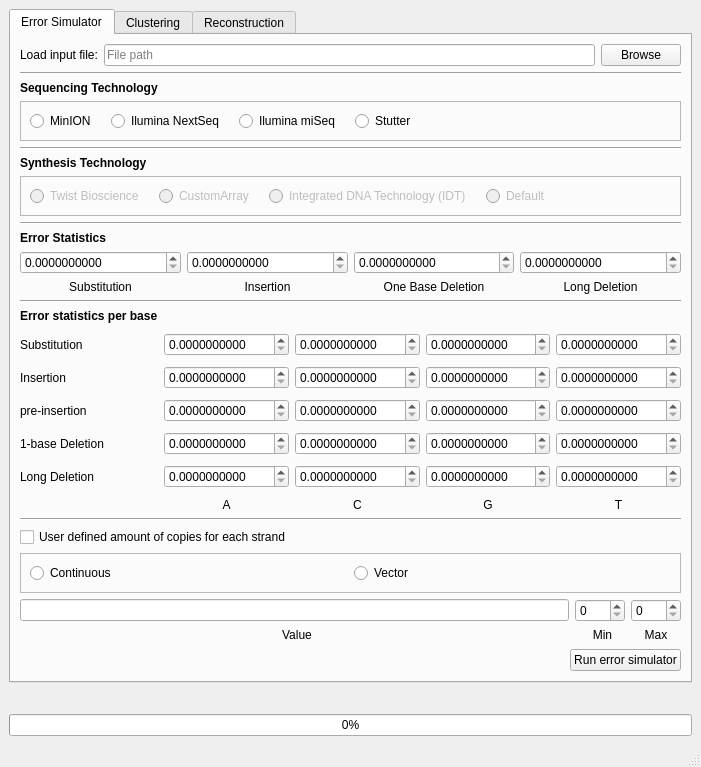
Old version of the form dnaSimulator/dnaSimulator2.ui in the repository oyerush/DNASimulator.
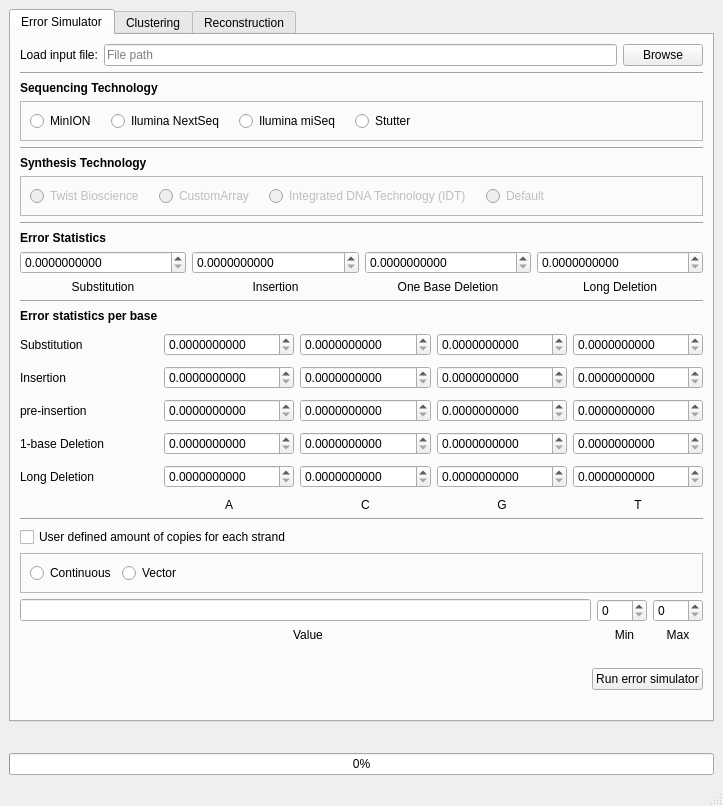
New version of the form. Custom widgets are drawn as their Qt base class.

Commit message: added tool tips

```diff
--- a/dnaSimulator/dnaSimulator2.ui
+++ b/dnaSimulator/dnaSimulator2.ui
@@ -6,8 +6,8 @@
    <rect>
     <x>0</x>
     <y>0</y>
-    <width>701</width>
-    <height>756</height>
+    <width>723</width>
+    <height>806</height>
    </rect>
   </property>
   <property name="sizePolicy">
@@ -782,6 +782,19 @@
                    </property>
                   </widget>
                  </item>
+                 <item>
+                  <spacer name="horizontalSpacer_2">
+                   <property name="orientation">
+                    <enum>Qt::Horizontal</enum>
+                   </property>
+                   <property name="sizeHint" stdset="0">
+                    <size>
+                     <width>40</width>
+                     <height>20</height>
+                    </size>
+                   </property>
+                  </spacer>
+                 </item>
                 </layout>
                </item>
               </layout>
```
Left out of the diff: 2 changed lines with no effect on the pictures. The commit also changes 2 other files.
